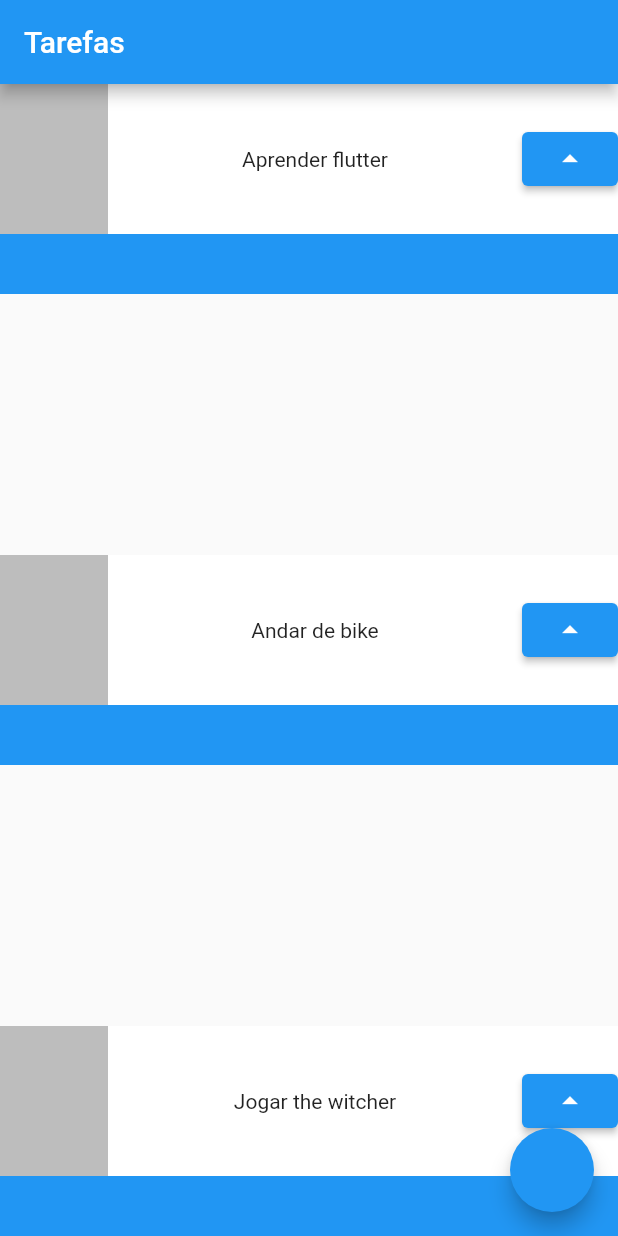
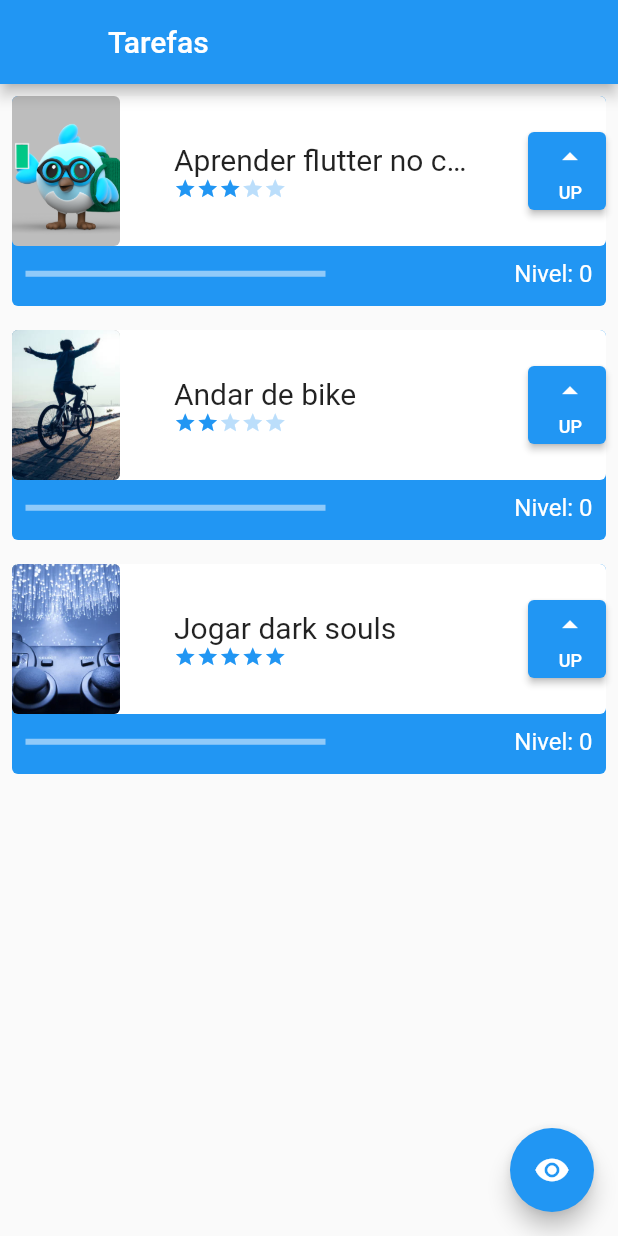
Before and after one commit to MauricioEscouto/Flutter, a Flutter app: the screen it shows after launch, on a phone screen of 412 x 824 dp. Run offline on Flutter 3.47's test engine with Material 2 defaults, Android fonts, the phone set to English and light mode, and no system bars.

Commit message:
Continuando curso 1 do alura de flutter

```diff
--- a/flutter_application_curso1/lib/main.dart
+++ b/flutter_application_curso1/lib/main.dart
@@ -2,11 +2,18 @@ import 'package:flutter/material.dart';
 import 'package:flutter/painting.dart';
 
 void main() {
-  runApp(const MyApp());
+  runApp(MyApp());
 }
 
-class MyApp extends StatelessWidget {
-  const MyApp({Key? key}) : super(key: key);
+class MyApp extends StatefulWidget {
+  MyApp({Key? key}) : super(key: key);
+
+  @override
+  State<MyApp> createState() => _MyAppState();
+}
+
+class _MyAppState extends State<MyApp> {
+  bool opacidade = true;
 
   @override
   Widget build(BuildContext context) {
@@ -16,44 +23,173 @@ class MyApp extends StatelessWidget {
         primarySwatch: Colors.blue,
       ),
       home: Scaffold(
-        appBar: AppBar(title: Text('Tarefas'),),
-        body: Column(
-          mainAxisAlignment: MainAxisAlignment.spaceBetween,
+        appBar: AppBar(
+          leading: Container(),
+          title: Text('Tarefas'),
+        ),
+        body: AnimatedOpacity(
+          opacity: opacidade ? 1 : 0,
+          duration: Duration(milliseconds: 200),
+          child: ListView(
             children: [
-            Tarefas('Aprender flutter'),
-            Tarefas('Andar de bike'),
-            Tarefas('Jogar the witcher'),
+              Tarefas('Aprender flutter no café da manhã', 'content/img/estudar.png', 3),
+              Tarefas('Andar de bike', 'content/img/andarbike.jpg', 2),
+              Tarefas('Jogar dark souls', 'content/img/jogarvideogame.jpg', 5),
             ],
           ),
-        floatingActionButton: FloatingActionButton(onPressed: (){},),
-      )
-    ,);
+        ),
+        floatingActionButton: FloatingActionButton(
+          onPressed: () {
+            setState(() {
+              opacidade = !opacidade;
+            });
+          },
+          child: Icon(Icons.remove_red_eye),
+        ),
+      ),
+    );
   }
 }
 
-class Tarefas extends StatelessWidget {
+class Tarefas extends StatefulWidget {
   final String nome;
+  final String foto;
 
-  const Tarefas(this.nome,{ Key? key }) : super(key: key);
+  final int dificuldade;
+  int dificuldadeMaxima = 5;
+
+  Tarefas(this.nome, this.foto, this.dificuldade, {Key? key}) : super(key: key);
+
+  @override
+  State<Tarefas> createState() => _TarefasState();
+}
+
+class _TarefasState extends State<Tarefas> {
+  int nivel = 0;
 
   @override
   Widget build(BuildContext context) {
-    return Container(
+    return Padding(
+      padding: const EdgeInsets.all(8.0),
+      child: Container(
         child: Stack(
           children: [
-          Container(color: Colors.blue, height: 140,),
-          Container(color: Colors.white, height: 100, child:
-            Row(
+            Container(
+              decoration: BoxDecoration(
+                borderRadius: BorderRadius.circular(4),
+                color: Colors.blue,
+              ),
+              height: 140,
+            ),
+            Column(
+              children: [
+                Container(
+                  decoration: BoxDecoration(
+                    borderRadius: BorderRadius.circular(4),
+                    color: Colors.white,
+                  ),
+                  height: 100,
+                  child: Row(
                     mainAxisAlignment: MainAxisAlignment.spaceBetween,
                     children: [
-                Container(color: Colors.black26,width: 72,height: 100,),
-                Text(nome),
-                ElevatedButton(onPressed: (){}, child: Icon(Icons.arrow_drop_up))
+                      Container(
+                        decoration: BoxDecoration(
+                            borderRadius: BorderRadius.circular(4),
+                            color: Colors.black26),
+                        width: 72,
+                        height: 100,
+                        child: ClipRRect(
+                            borderRadius: BorderRadius.circular(4),
+                            child: Image.asset(
+                              widget.foto,
+                              fit: BoxFit.cover,
+                            )),
+                      ),
+                      Column(
+                        mainAxisAlignment: MainAxisAlignment.center,
+                        crossAxisAlignment: CrossAxisAlignment.start,
+                        children: [
+                          Container(
+                              width: 200,
+                              child: Text(
+                                widget.nome,
+                                style: TextStyle(
+                                    fontSize: 20,
+                                    overflow: TextOverflow.ellipsis),
+                              )),
+                          Row(
+                            children: [
+                              for (int cont = 0;
+                                  cont < widget.dificuldade;
+                                  cont++)
+                                Icon(
+                                  Icons.star,
+                                  size: 15,
+                                  color: Colors.blue,
+                                ),
+                              for (int cont = 0;
+                                  cont <
+                                      widget.dificuldadeMaxima -
+                                          widget.dificuldade;
+                                  cont++)
+                                Icon(
+                                  Icons.star,
+                                  size: 15,
+                                  color: Colors.blue[100],
+                                ),
+                            ],
+                          ),
+                        ],
+                      ),
+                      Container(
+                        height: 52,
+                        width: 52,
+                        child: ElevatedButton(
+                            onPressed: () {
+                              setState(() {
+                                nivel++;
+                              });
+                            },
+                            child: Column(
+                              mainAxisAlignment: MainAxisAlignment.spaceEvenly,
+                              crossAxisAlignment: CrossAxisAlignment.end,
+                              children: [
+                                Icon(Icons.arrow_drop_up),
+                                Text(
+                                  "UP",
+                                  style: TextStyle(fontSize: 12),
+                                ),
+                              ],
+                            )),
+                      )
+                    ],
+                  ),
+                ),
+                Padding(
+                  padding: const EdgeInsets.all(9),
+                  child: Row(
+                    mainAxisAlignment: MainAxisAlignment.spaceBetween,
+                    children: [
+                      Container(
+                          width: 200,
+                          child: LinearProgressIndicator(
+                            color: Colors.white,
+                            value: widget.dificuldade > 0
+                                ? (nivel / widget.dificuldade) / 10
+                                : 1,
+                          )),
+                      Text(
+                        'Nivel: ${nivel}',
+                        style: TextStyle(color: Colors.white, fontSize: 16),
+                      ),
                     ],
                   ),
                 ),
               ],
             ),
+          ],
+        ),
+      ),
     );
   }
 }
```
Also changed, not shown: flutter_application_curso1/pubspec.yaml (+4 -3 lines), flutter_application_curso1/content/img/andarbike.jpg (added), flutter_application_curso1/content/img/estudar.png (added), flutter_application_curso1/content/img/jogarvideogame.jpg (added). Lines whose indentation alone changed are shown as unchanged.
